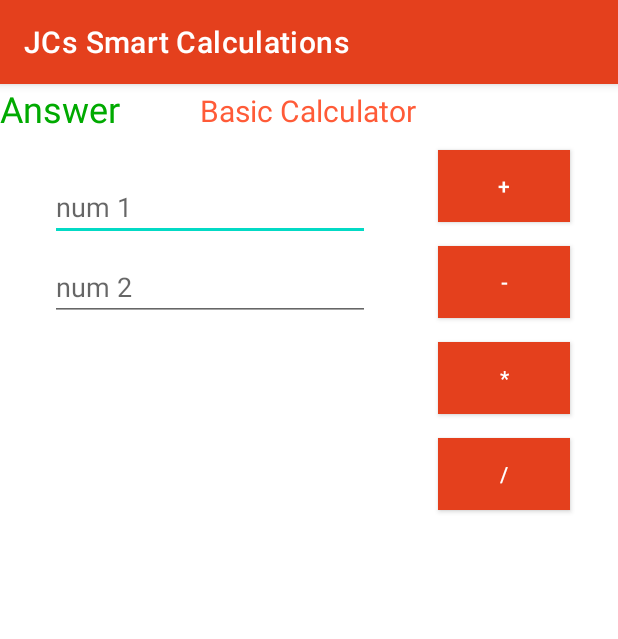
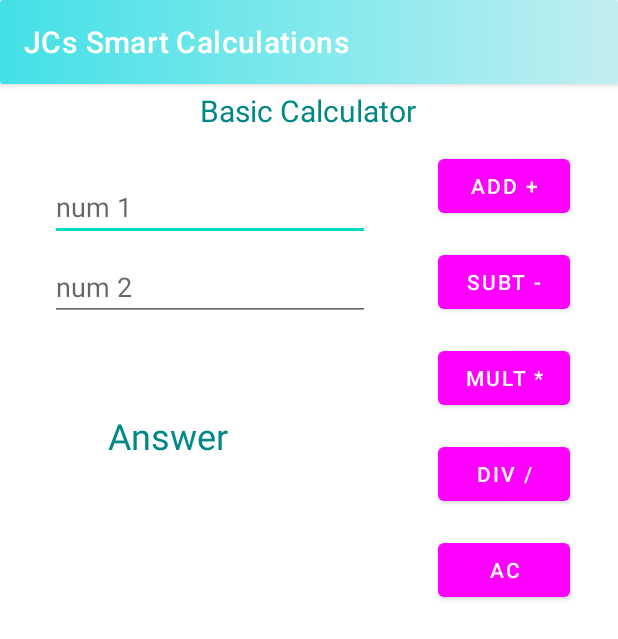
Before and after one commit to KJustinnyC/MyCalculatorApp, an Android app: the screen it shows after launch (MainActivity), on a phone screen of 412 x 824 dp. Shown: the top 639 px of the screen. Run offline under Robolectric (Android 15) with nearby library versions, the phone set to English and light mode, and no system bars.

Commit message:
Added Color

```diff
--- a/app/src/main/java/com/example/mycalculatorapp/MainActivity.java
+++ b/app/src/main/java/com/example/mycalculatorapp/MainActivity.java
@@ -77,9 +77,22 @@ public class MainActivity extends AppCompatActivity {
         int num2 = Integer.parseInt(num2EditText.getText().toString());
 
         // add the two ints
-        int output = num1 * num2;
+        int output = num1 / num2;
 
         // set the text for the answer
         ansTextView.setText("Answer: " + output);
     }
+
+    public void clear(View v) {
+        // Get references to all elements on app screen
+        EditText num1EditText = (EditText) findViewById(R.id.num1EditText);
+        EditText num2EditText = (EditText) findViewById(R.id.num2EditText);
+        TextView ansTextView = (TextView) findViewById(R.id.ansTextView);
+
+
+        // set the text for the all
+        ansTextView.setText("Answer: ");
+        num1EditText.setText("");
+        num2EditText.setText("");
+    }
 }
--- /dev/null
+++ b/app/src/main/res/drawable/gradient_normal.xml
@@ -0,0 +1,12 @@
+<?xml version="1.0" encoding="utf-8"?>
+<selector xmlns:android="http://schemas.android.com/apk/res/android">
+    <item>
+        <shape xmlns:android="http://schemas.android.com/apk/res/android" android:shape="rectangle">
+            <gradient
+                android:startColor="#43e0e6"
+                android:centerColor="#80e9ed"
+                android:endColor="#c2eef0" />
+            <corners android:radius="2dp" />
+        </shape>
+    </item>
+</selector>
--- a/app/src/main/res/layout/activity_main.xml
+++ b/app/src/main/res/layout/activity_main.xml
@@ -2,10 +2,10 @@
 <androidx.constraintlayout.widget.ConstraintLayout xmlns:android="http://schemas.android.com/apk/res/android"
     xmlns:app="http://schemas.android.com/apk/res-auto"
     xmlns:tools="http://schemas.android.com/tools"
-    android:id="@+id/oncli"
     android:layout_width="match_parent"
     android:layout_height="match_parent"
-    android:backgroundTint="@color/purple_200"
+    android:background="@color/black"
+    android:backgroundTint="@color/white"
     tools:context=".MainActivity">
 
     <Button
@@ -14,9 +14,8 @@
         android:layout_height="wrap_content"
         android:layout_marginTop="16dp"
         android:layout_marginEnd="32dp"
-        android:background="@color/teal_700"
         android:onClick="div"
-        android:text="/"
+        android:text="Div /"
         app:layout_constraintEnd_toEndOf="parent"
         app:layout_constraintTop_toBottomOf="@+id/multButton" />
 
@@ -26,7 +25,7 @@
         android:layout_height="wrap_content"
         android:layout_marginTop="4dp"
         android:text="Basic Calculator"
-        android:textColor="@color/orangish"
+        android:textColor="@color/teal_700"
         android:textSize="20dp"
         app:layout_constraintEnd_toEndOf="parent"
         app:layout_constraintHorizontal_bias="0.498"
@@ -40,7 +39,7 @@
         android:layout_marginTop="28dp"
         android:ems="10"
         android:hint="num 1"
-        android:inputType="textPersonName"
+        android:inputType="phone"
         app:layout_constraintEnd_toEndOf="parent"
         app:layout_constraintHorizontal_bias="0.169"
         app:layout_constraintStart_toStartOf="parent"
@@ -61,13 +60,15 @@
 
     <Button
         android:id="@+id/addButton"
+        style="@style/Widget.MaterialComponents.Button"
         android:layout_width="wrap_content"
         android:layout_height="wrap_content"
         android:layout_marginTop="44dp"
         android:layout_marginEnd="32dp"
-        android:background="@color/teal_700"
         android:onClick="add"
-        android:text="+"
+        android:shadowColor="@color/black"
+        android:text="Add +"
+        android:textColorLink="#00FFFFFF"
         app:layout_constraintEnd_toEndOf="parent"
         app:layout_constraintTop_toTopOf="parent" />
 
@@ -77,9 +78,8 @@
         android:layout_height="wrap_content"
         android:layout_marginTop="16dp"
         android:layout_marginEnd="32dp"
-        android:background="@color/teal_700"
         android:onClick="mult"
-        android:text="*"
+        android:text="Mult *"
         app:layout_constraintEnd_toEndOf="parent"
         app:layout_constraintTop_toBottomOf="@+id/subtButton" />
 
@@ -89,20 +89,32 @@
         android:layout_height="wrap_content"
         android:layout_marginTop="16dp"
         android:layout_marginEnd="32dp"
-        android:background="@color/teal_700"
         android:onClick="subt"
-        android:text="-"
+        android:text="Subt -"
         app:layout_constraintEnd_toEndOf="parent"
         app:layout_constraintTop_toBottomOf="@+id/addButton" />
 
     <TextView
         android:id="@+id/ansTextView"
-        android:layout_width="85dp"
-        android:layout_height="37dp"
+        android:layout_width="160dp"
+        android:layout_height="57dp"
+        android:layout_marginStart="72dp"
+        android:layout_marginTop="60dp"
         android:text="Answer"
-        android:textColor="@color/colorText"
+        android:textColor="@color/teal_700"
         android:textSize="24sp"
-        tools:layout_editor_absoluteX="89dp"
-        tools:layout_editor_absoluteY="220dp" />
+        app:layout_constraintStart_toStartOf="parent"
+        app:layout_constraintTop_toBottomOf="@+id/num2EditText" />
+
+    <Button
+        android:id="@+id/acButton"
+        android:layout_width="wrap_content"
+        android:layout_height="wrap_content"
+        android:layout_marginTop="16dp"
+        android:layout_marginEnd="32dp"
+        android:onClick="clear"
+        android:text="AC"
+        app:layout_constraintEnd_toEndOf="parent"
+        app:layout_constraintTop_toBottomOf="@+id/divButton" />
 
 </androidx.constraintlayout.widget.ConstraintLayout>
--- a/app/src/main/res/values-night/themes.xml
+++ b/app/src/main/res/values-night/themes.xml
@@ -2,8 +2,8 @@
     <!-- Base application theme. -->
     <style name="Theme.MyCalculatorApp" parent="Theme.MaterialComponents.DayNight.DarkActionBar">
         <!-- Primary brand color. -->
-        <item name="colorPrimary">@color/purple_200</item>
-        <item name="colorPrimaryVariant">@color/purple_700</item>
+        <item name="colorPrimary">@color/teal_700</item>
+        <item name="colorPrimaryVariant">@color/teal_200</item>
         <item name="colorOnPrimary">@color/black</item>
         <!-- Secondary brand color. -->
         <item name="colorSecondary">@color/teal_200</item>
--- a/app/src/main/res/values/themes.xml
+++ b/app/src/main/res/values/themes.xml
@@ -2,8 +2,8 @@
     <!-- Base application theme. -->
     <style name="Theme.MyCalculatorApp" parent="Theme.MaterialComponents.DayNight.DarkActionBar">
         <!-- Primary brand color. -->
-        <item name="colorPrimary">@color/orangish_darker</item>
-        <item name="colorPrimaryVariant">@color/purple_700</item>
+        <item name="colorPrimary">@drawable/gradient_normal</item>
+        <item name="colorPrimaryVariant">@color/teal_200</item>
         <item name="colorOnPrimary">@color/white</item>
         <!-- Secondary brand color. -->
         <item name="colorSecondary">@color/teal_200</item>
```
